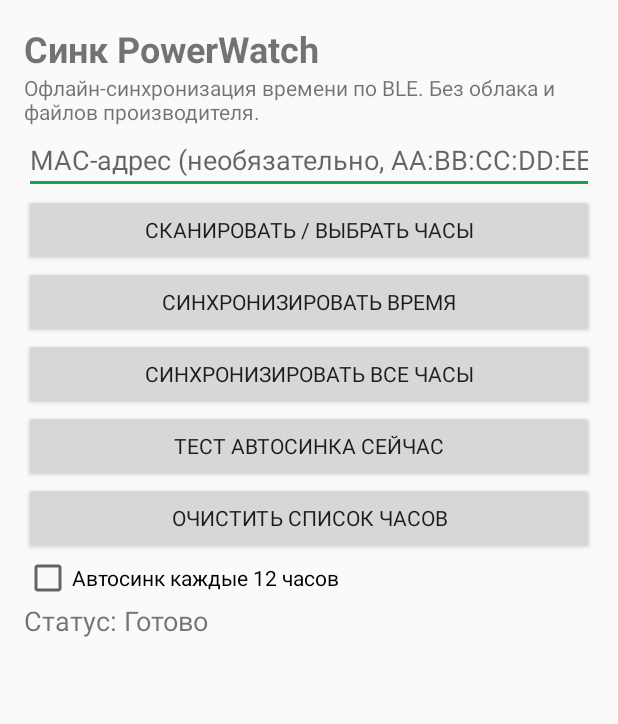
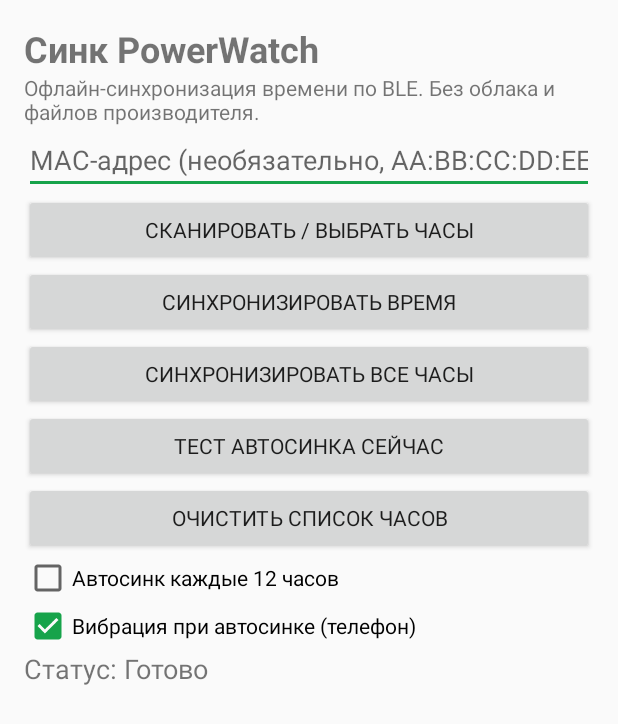
Before and after one commit to serega87777-code/powerwatch-offline-rescue, an Android app: the screen it shows after launch (MainActivity), on a phone screen of 412 x 824 dp. Shown: the top 724 px of the screen. Run offline under Robolectric (Android 15) with nearby library versions, the phone set to English and light mode, and no system bars.

Commit message:
Update MainActivity.java

```diff
--- a/OpenPowerWatchSync/app/src/main/java/org/openpowerwatch/sync/MainActivity.java
+++ b/OpenPowerWatchSync/app/src/main/java/org/openpowerwatch/sync/MainActivity.java
@@ -132,6 +132,15 @@ public class MainActivity extends Activity {
         });
         root.addView(autoBox);
 
+        CheckBox buzzBox = new CheckBox(this);
+        buzzBox.setText("Вибрация при автосинке (телефон)");
+        buzzBox.setChecked(getPrefs().getBoolean("vibrate_on_sync", true));
+        buzzBox.setOnCheckedChangeListener((b, on) -> {
+            getPrefs().edit().putBoolean("vibrate_on_sync", on).apply();
+            log(on ? "Вибрация при автосинке включена" : "Вибрация при автосинке выключена");
+        });
+        root.addView(buzzBox);
+
         status = new TextView(this);
         status.setTextSize(18);
         root.addView(status);
```
